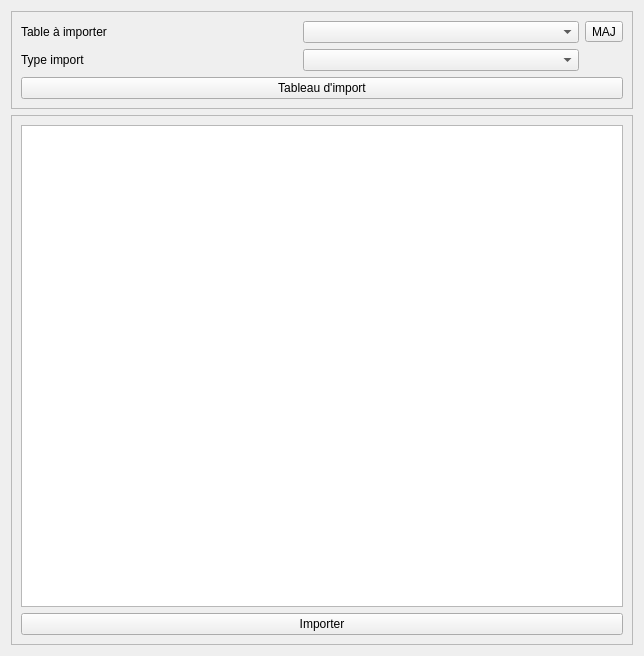
Before: the Qt Designer form Lamia/toolpostpro/Base2/Lamia_import_tool.ui in Artelia/Lamia, drawn with Qt 5.
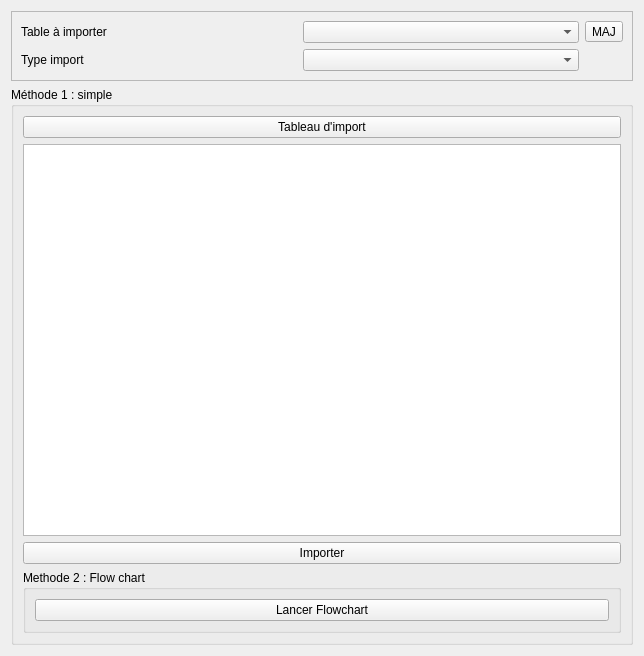
After: the same form once the commit is applied.

Patch:
```diff
--- a/Lamia/toolpostpro/Base2/Lamia_import_tool.ui
+++ b/Lamia/toolpostpro/Base2/Lamia_import_tool.ui
@@ -23,29 +23,8 @@
       <enum>QFrame::Raised</enum>
      </property>
      <layout class="QGridLayout" name="gridLayout">
-      <item row="0" column="1">
-       <widget class="QComboBox" name="comboBox_tableimport"/>
-      </item>
-      <item row="0" column="0">
-       <widget class="QLabel" name="label_2">
-        <property name="text">
-         <string>Table à importer</string>
-        </property>
-       </widget>
-      </item>
-      <item row="2" column="0" colspan="3">
-       <widget class="QPushButton" name="pushButton_import">
-        <property name="text">
-         <string>Tableau d'import</string>
-        </property>
-       </widget>
-      </item>
-      <item row="0" column="2">
-       <widget class="QToolButton" name="toolButton_update">
-        <property name="text">
-         <string>MAJ</string>
-        </property>
-       </widget>
+      <item row="1" column="1">
+       <widget class="QComboBox" name="comboBox_typeimport"/>
       </item>
       <item row="1" column="0">
        <widget class="QLabel" name="label">
@@ -54,21 +33,39 @@
         </property>
        </widget>
       </item>
-      <item row="1" column="1">
-       <widget class="QComboBox" name="comboBox_typeimport"/>
+      <item row="0" column="2">
+       <widget class="QToolButton" name="toolButton_update">
+        <property name="text">
+         <string>MAJ</string>
+        </property>
+       </widget>
+      </item>
+      <item row="0" column="0">
+       <widget class="QLabel" name="label_2">
+        <property name="text">
+         <string>Table à importer</string>
+        </property>
+       </widget>
+      </item>
+      <item row="0" column="1">
+       <widget class="QComboBox" name="comboBox_tableimport"/>
       </item>
      </layout>
     </widget>
    </item>
    <item>
-    <widget class="QFrame" name="frame_tableimport">
-     <property name="frameShape">
-      <enum>QFrame::StyledPanel</enum>
+    <widget class="QGroupBox" name="groupBox">
+     <property name="title">
+      <string>Méthode 1 : simple</string>
      </property>
-     <property name="frameShadow">
-      <enum>QFrame::Raised</enum>
-     </property>
-     <layout class="QVBoxLayout" name="verticalLayout_2">
+     <layout class="QVBoxLayout" name="verticalLayout_3">
+      <item>
+       <widget class="QPushButton" name="pushButton_import">
+        <property name="text">
+         <string>Tableau d'import</string>
+        </property>
+       </widget>
+      </item>
       <item>
        <widget class="QTableWidget" name="tableWidget"/>
       </item>
@@ -79,6 +76,22 @@
         </property>
        </widget>
       </item>
+      <item>
+       <widget class="QGroupBox" name="groupBox_2">
+        <property name="title">
+         <string>Methode 2 : Flow chart</string>
+        </property>
+        <layout class="QVBoxLayout" name="verticalLayout_2">
+         <item>
+          <widget class="QPushButton" name="pushButton_flowchart">
+           <property name="text">
+            <string>Lancer Flowchart</string>
+           </property>
+          </widget>
+         </item>
+        </layout>
+       </widget>
+      </item>
      </layout>
     </widget>
    </item>
```
